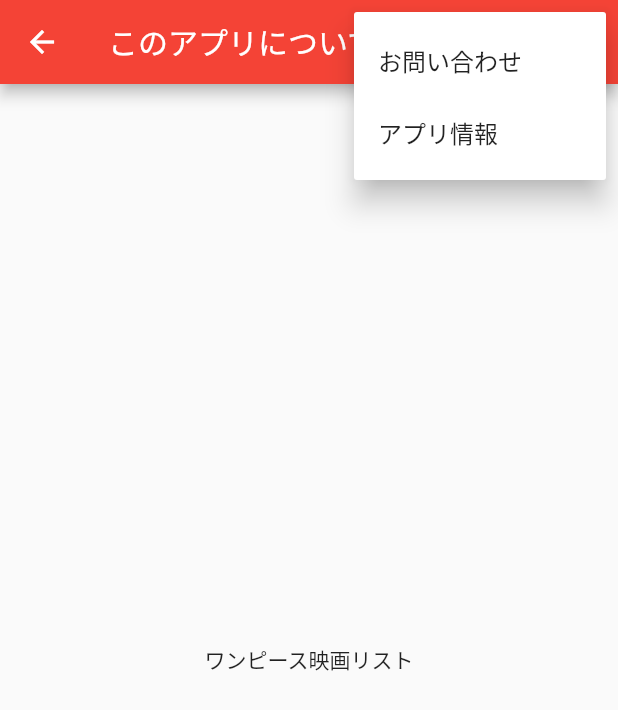
After one commit to tanvimittal/flutter_hello_world, a Flutter app: the AboutPage screen opened directly, after a tap on the "more vert" icon, on a phone screen of 412 x 824 dp. The commit adds this screen. Shown: the top 710 px of the screen. Run offline on Flutter 3.47's test engine with Material 2 defaults, Android fonts, the phone set to English and light mode, and no system bars; our stand-ins replace sprintf.

Commit message:
Add popup menu

```diff
--- /dev/null
+++ b/lib/ui/about_page.dart
@@ -0,0 +1,21 @@
+import 'package:flutter/material.dart';
+
+import '../config.dart';
+import 'common_popup_menu_button.dart';
+
+class AboutPage extends StatelessWidget {
+  @override
+  Widget build(BuildContext context) {
+    return Scaffold(
+      appBar: AppBar(
+        title: Text("このアプリについて"),
+        actions: [
+          CommonPopupMenuButton(context),
+        ],
+      ),
+      body: Center(
+        child: Text(Config.config.appName),
+      ),
+    );
+  }
+}
--- /dev/null
+++ b/lib/ui/common_popup_menu_button.dart
@@ -0,0 +1,39 @@
+import 'package:flutter/material.dart';
+import 'package:url_launcher/url_launcher.dart';
+
+import 'about_page.dart';
+
+enum PopupMenu { Contact, About }
+
+class CommonPopupMenuButton extends PopupMenuButton<PopupMenu>{
+  CommonPopupMenuButton(BuildContext context) : super(
+    itemBuilder: (BuildContext context) {
+      return [
+        PopupMenuItem(
+          child: Text("お問い合わせ"),  // TODO: 文字列リソースをどうする？
+          value: PopupMenu.Contact,
+        ),
+        PopupMenuItem(
+          child: Text("アプリ情報"),  // TODO: 文字列リソースをどうする？
+          value: PopupMenu.About,
+        ),
+      ];
+    },
+    onSelected: (PopupMenu value) {
+      switch (value) {
+        case PopupMenu.Contact:
+          _launchURL("https://docs.google.com/forms/d/e/1FAIpQLScdNtaLi-bd6Pd_R_QCrutfITX7YGNM6-8-wUKs-IoIpNkwQw/viewform");
+          break;
+        case PopupMenu.About:
+          Navigator.of(context).push(
+            MaterialPageRoute(builder: (context) => AboutPage()),
+          );
+          break;
+      }
+    },
+  );
+
+  // https://pub.dev/packages/url_launcher
+  static void _launchURL(String url) async =>
+      await canLaunch(url) ? await launch(url) : throw 'Could not launch $url';
+}
--- a/lib/ui/home_page.dart
+++ b/lib/ui/home_page.dart
@@ -5,6 +5,7 @@ import 'package:url_launcher/url_launcher.dart';
 
 import '../config.dart';
 import '../model/video.dart';
+import 'common_popup_menu_button.dart';
 
 class HomePage extends StatefulWidget {
   @override
@@ -24,6 +25,9 @@ class _HomePageState extends State<HomePage> {
     return Scaffold(
       appBar: AppBar(
         title: Text(Config.config.appName),
+        actions: [
+          CommonPopupMenuButton(context),
+        ],
       ),
       body: ListView.separated(
         padding: EdgeInsets.only(top: 10.0, bottom: 10.0),
```
